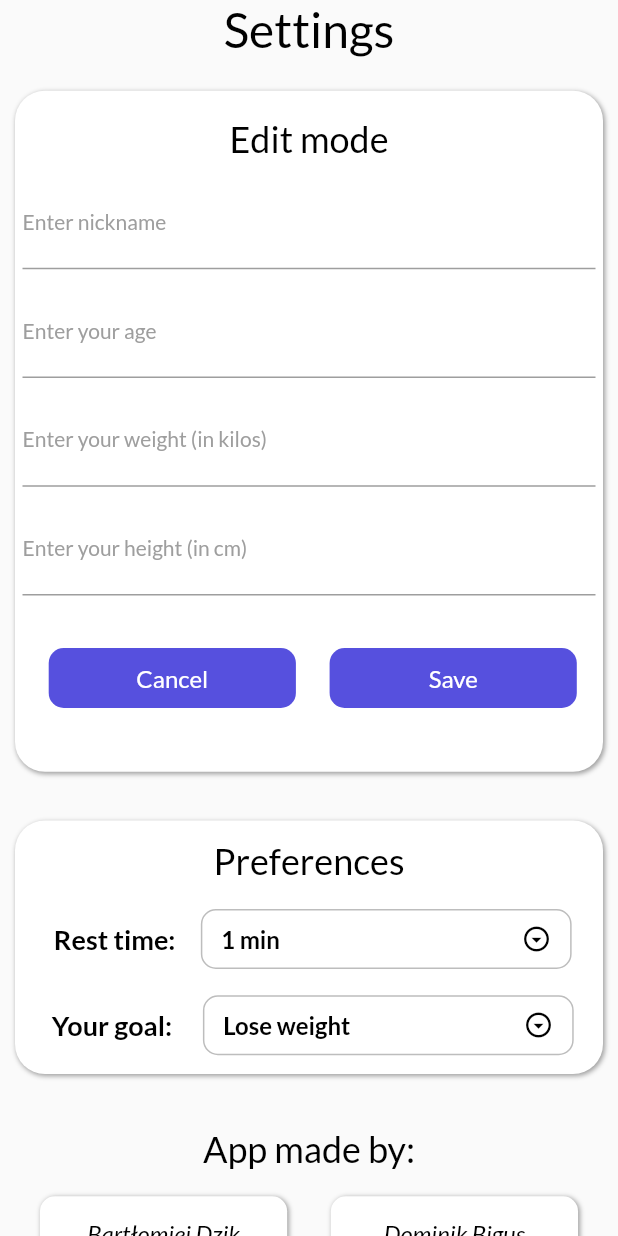
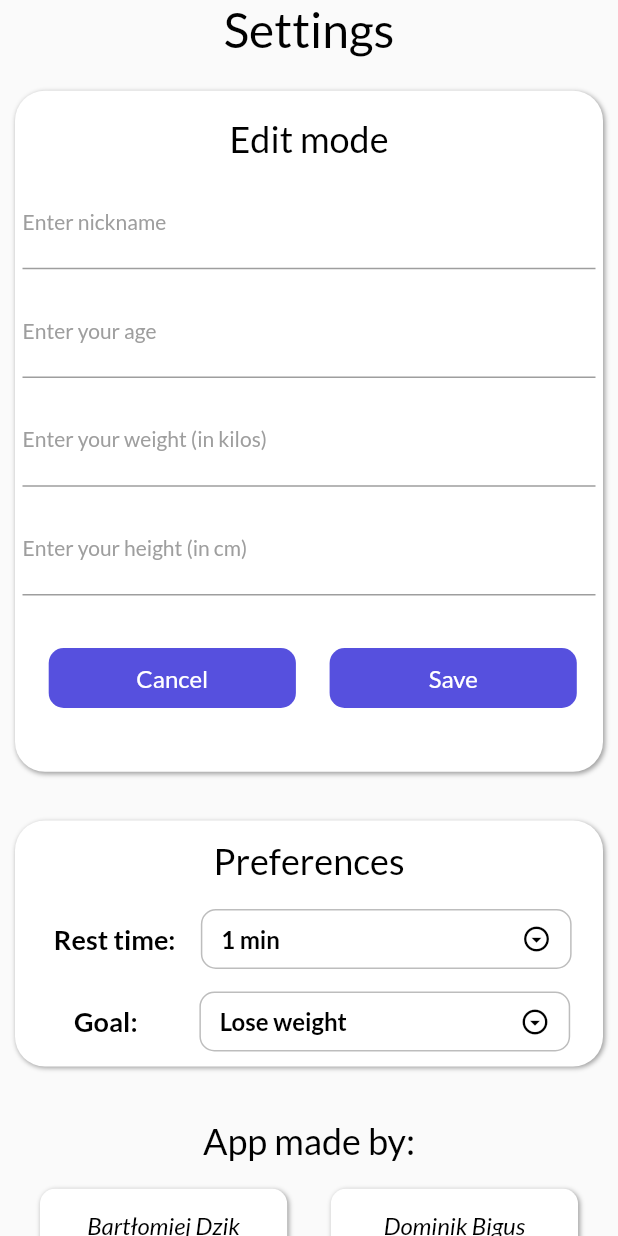
Before and after one commit to dolienn/body_optimizer, a Flutter app: the Settings screen opened directly, after a tap on "Edit", on a phone screen of 412 x 824 dp. Run offline on Flutter 3.47's test engine with Material 2 defaults, Android fonts, the phone set to English and light mode, and no system bars; drawn by our look-alikes of dropdown_button2; our stand-ins replace animated_splash_screen, elegant_notification, flutter_time_picker_spinner, getwidget, google_fonts, lottie and 2 more.

Commit message:
padding changes to better the visual display

```diff
--- a/lib/screens/home_page.dart
+++ b/lib/screens/home_page.dart
@@ -30,7 +30,7 @@ class _HomePageState extends State<HomePage> with TickerProviderStateMixin {
   countPercentage() {
     currentProgress =
         1.0 - (((numOfExercisesLeft * 100 / numOfExercises).round()) / 100);
-    if (currentProgress == 0.99) {
+    if (numOfExercisesLeft == 0) {
       displayedProgress = "Done!";
     } else {
       displayedProgress = "${((currentProgress) * 100).round()}%";
@@ -470,7 +470,7 @@ class _HomePageState extends State<HomePage> with TickerProviderStateMixin {
                       ),
                       padding: PublicVariables().all10,
                       child: Text(
-                        "Plan workout",
+                        "Plan your workout",
                         style: PublicVariables().normalMainColorTextSmall,
                       ),
                     ),
--- a/lib/screens/settings.dart
+++ b/lib/screens/settings.dart
@@ -61,7 +61,7 @@ class SettingsPage extends State<Settings> with TickerProviderStateMixin {
       restTime = fileInfo[5];
       goal = fileInfo[6];
     } else {
-      nickname = 'Your nickname';
+      nickname = 'nickname';
       sex = sexes[0];
       age = '18';
       weight = '70';
@@ -84,6 +84,7 @@ class SettingsPage extends State<Settings> with TickerProviderStateMixin {
     _settingsAnimationController.dispose();
     super.dispose();
   }
+
   @override
   Widget build(BuildContext context) {
     return Scaffold(
@@ -240,7 +241,7 @@ class SettingsPage extends State<Settings> with TickerProviderStateMixin {
                     Padding(
                       padding: const EdgeInsets.only(bottom: 10),
                       child: Text(
-                        "Your sex: ",
+                        "Sex: ",
                         style: PublicVariables().boldText,
                       ),
                     ),
@@ -307,11 +308,9 @@ class SettingsPage extends State<Settings> with TickerProviderStateMixin {
                     ),
                   ],
                 ),
-                TextFields().buildTextInfo('Your Age: ', '${age} years old', context),
-                TextFields()
-                    .buildTextInfo('Your Weight: ', '${weight}kg', context),
-                TextFields()
-                    .buildTextInfo('Your Height: ', '${height}cm', context),
+                TextFields().buildTextInfo('Age: ', '$age yo', context),
+                TextFields().buildTextInfo('Weight: ', '$weight kg', context),
+                TextFields().buildTextInfo('Height: ', '$height cm', context),
                 Container(
                   height: 40,
                   width: MediaQuery.of(context).size.width * 0.85,
@@ -426,15 +425,17 @@ class SettingsPage extends State<Settings> with TickerProviderStateMixin {
             Row(
               mainAxisAlignment: MainAxisAlignment.spaceEvenly,
               children: [
-                Padding(
-                  padding: PublicVariables().all5,
+                Container(
+                  padding: const EdgeInsets.only(left: 20),
+                  margin: PublicVariables().symmetricHorizontal,
                   child: Text(
-                    "Your goal: ",
+                    "Goal:",
                     style: PublicVariables().boldText,
                   ),
                 ),
+                const Padding(padding: EdgeInsets.symmetric(horizontal: 7.5)),
                 Container(
-                  margin: PublicVariables().symmetricVertical,
+                  margin: PublicVariables().all10,
                   width: MediaQuery.of(context).size.width * 0.6,
                   child: DropdownButtonHideUnderline(
                     child: DropdownButton2(
--- a/lib/widgets/text_fields.dart
+++ b/lib/widgets/text_fields.dart
@@ -7,7 +7,7 @@ class TextFields {
         child: Row(children: [
           Container(
             height: 40,
-            width: MediaQuery.of(context).size.width * 0.55,
+            width: MediaQuery.of(context).size.width * 0.5,
             margin: const EdgeInsets.only(left: 20),
             decoration: BoxDecoration(
               color: PublicVariables().mainColor.withOpacity(0.25),
```
